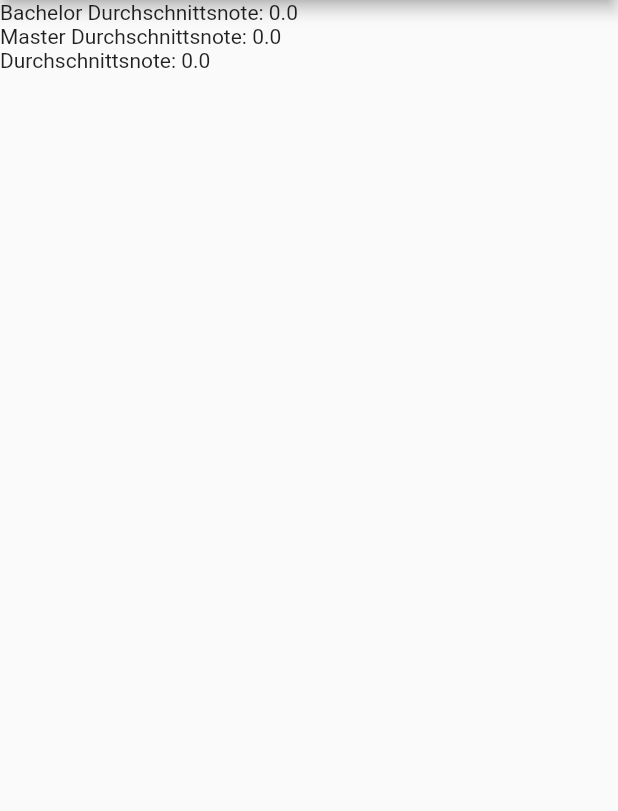
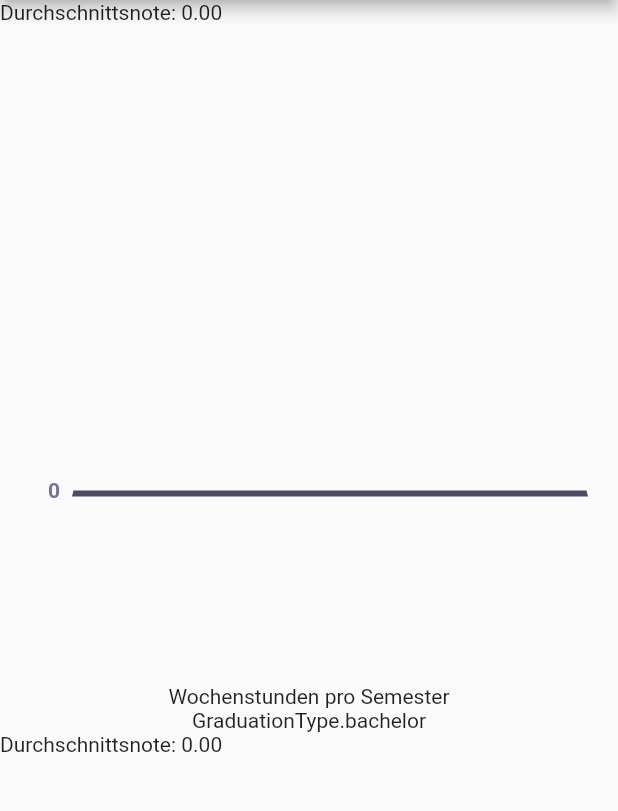
Before and after one commit to ueman/osca_app, a Flutter app: the _StatsListScaffold screen opened directly with empty values, on a phone screen of 412 x 824 dp, the part 84-895 px from its top. Run offline on Flutter 3.47's test engine with Material 2 defaults, Android fonts, the phone set to English and light mode, and no system bars; our stand-ins replace floor, flutter_bloc, flutter_markdown, flutter_sticky_header, freezed_annotation, lottie and 5 more; missing offline and left inert: flutter_simple_treeview, osca_dart; accounts and stored records are empty; generated files the repository leaves out were written again.

Commit message:
Icon und Statistiken

```diff
--- a/lib/db/statistic_db.dart
+++ b/lib/db/statistic_db.dart
@@ -1,18 +1,9 @@
 import 'package:hsos/models/key_value.dart';
+import 'package:hsos/models/semester.dart';
 import 'package:sqflite/sqflite.dart' as sqflite;
 
 /*
 Einige lustige Datenbankabfragen die man jetzt machen kann:
--- Wochenstunden pro Semester
-SELECT SemesterName as Key, SUM(HoursPerWeek) as Value
-FROM Course
-LEFT JOIN Semester ON Course.SemesterID = Semester.Id
-GROUP BY SemesterID
-
--- gibt alle Master Semester zurück
-SELECT DISTINCT SemesterID, SemesterName
-FROM Course
-WHERE CourseNumber LIKE '%m%'
 
 -- wie oft man entschuldigt war
 SELECT Status, COUNT(GradeDescription) as Count
@@ -24,34 +15,14 @@ SELECT GradeDescription, COUNT(GradeDescription) as Count
 FROM Exam
 WHERE StatusSystem IS '3'
 
--- Welche Note wurde wie oft geschrieben
-SELECT Grade as GradeDescription, COUNT(Grade) as Count
-FROM Exam
-LEFT JOIN Semester ON Exam.semesterID = Semester.id
-WHERE Grade IS NOT NULL
-AND Grade IS NOT 'be'
-AND Semester.bachelor = 1
--- kann hier allgemein oder fuer Master angepasst werden
-GROUP BY Grade
-
 -- noten und datum
 SELECT Grade as GradeDescription, dueDate
 FROM Exam
 LEFT JOIN Semester ON Exam.semesterID = Semester.id
 WHERE Grade IS NOT NULL
 AND Grade IS NOT 'be'
-AND Semester.bachelor = 1
+AND Semester.type = 'bachelor'
 ORDER BY Exam.dueDate ASC
-
--- Durchschnittsnoten nach Semester, nicht nach Prüfungsordnung gewichte
-SELECT AVG(Grade) as average, Semester.id, Semester.name
-FROM Exam
-LEFT JOIN Semester ON Exam.semesterID = Semester.id
-WHERE Grade IS NOT NULL
-AND Grade IS NOT 'be'
-AND Semester.bachelor = 1
-AND Exam.StatusSystem IS '1'
-GROUP BY Semester.id
 
 */
 class StatisticsDb {
@@ -59,42 +30,14 @@ class StatisticsDb {
 
   final sqflite.DatabaseExecutor database;
 
-  Future<double> getAverageBachelorGrade() async {
-    const query = '''
+  /// Durchschnittsnote pro Semester
+  Future<double> getAverageGrade({GraduationType type}) async {
+    final query = '''
 SELECT AVG(grade) as average
 FROM Exam
 LEFT JOIN Semester ON Exam.semesterID = Semester.id
 WHERE grade IS NOT NULL
-AND grade IS NOT 'be'
-AND Semester.bachelor = 1
-AND Exam.statusSystem IS '1'
-''';
-
-    final result = await database.rawQuery(query);
-    return result[0]['average'] as double;
-  }
-
-  Future<double> getAverageMasterGrade() async {
-    const query = '''
-SELECT AVG(grade) as average
-FROM Exam
-LEFT JOIN Semester ON Exam.semesterID = Semester.id
-WHERE grade IS NOT NULL
-AND grade IS NOT 'be'
-AND Semester.master = 1
-AND Exam.statusSystem IS '1'
-''';
-
-    final result = await database.rawQuery(query);
-    return result[0]['average'] as double;
-  }
-
-  Future<double> getAverageGrade() async {
-    const query = '''
-SELECT AVG(grade) as average
-FROM Exam
-LEFT JOIN Semester ON Exam.semesterID = Semester.id
-WHERE grade IS NOT NULL
+${_restriction(type, 'AND')}
 AND grade IS NOT 'be'
 AND Exam.statusSystem IS '1'
 ''';
@@ -103,15 +46,64 @@ AND Exam.statusSystem IS '1'
     return result[0]['average'] as double;
   }
 
-  Future<List<KeyValue>> getHoursPerWeek() async {
-    const query = '''
-SELECT SemesterName as Key, SUM(HoursPerWeek) as Value
+  /// Wieviele Wochenstunden pro Semester gemacht wurden
+  Future<List<KeyValue>> getHoursPerWeek({GraduationType type}) async {
+    final query = '''
+SELECT SemesterName as key, SUM(HoursPerWeek) as value
 FROM Course
 LEFT JOIN Semester ON Course.SemesterID = Semester.Id
+${_restriction(type, 'WHERE')}
 GROUP BY SemesterID
 ''';
 
     final result = await database.rawQuery(query);
     return result.map((e) => KeyValue.fromMap(e)).toList(growable: false);
   }
+
+  /// Welche Noten wie oft geschrieben wurden
+  Future<List<KeyValue>> gradeCount({GraduationType type}) async {
+    final query = '''
+SELECT Grade as key, COUNT(Grade) as value
+FROM Exam
+LEFT JOIN Semester ON Exam.semesterID = Semester.id
+WHERE Grade IS NOT NULL
+AND Grade IS NOT 'be'
+AND GradeDescription IS NOT ''
+${_restriction(type, 'AND')}
+GROUP BY Grade
+''';
+
+    final result = await database.rawQuery(query);
+    return result.map((e) => KeyValue.fromMap(e)).toList(growable: false);
+  }
+
+  /// Durchschnittsnote pro Semester
+  Future<List<KeyValue>> averageGradePerSemester({GraduationType type}) async {
+    final query = '''
+SELECT Semester.name as key, AVG(Grade) as value
+FROM Exam
+LEFT JOIN Semester ON Exam.semesterID = Semester.id
+WHERE Grade IS NOT NULL
+AND Grade IS NOT 'be'
+${_restriction(type, 'AND')}
+AND Exam.StatusSystem IS '1'
+GROUP BY Semester.id
+''';
+
+    final result = await database.rawQuery(query);
+    return result.map((e) => KeyValue.fromMap(e)).toList(growable: false);
+  }
+
+  String _restriction(GraduationType type, String prefix) {
+    if (type == null) {
+      return '';
+    }
+    switch (type) {
+      case GraduationType.bachelor:
+        return "$prefix Semester.type IS 'bachelor'";
+      case GraduationType.master:
+        return "$prefix Semester.type IS 'master'";
+    }
+    return '';
+  }
 }
--- a/lib/exams/stats/statistics.dart
+++ b/lib/exams/stats/statistics.dart
@@ -1,15 +1,26 @@
 import 'package:hsos/models/key_value.dart';
+import 'package:hsos/models/semester.dart';
 
 class Statistics {
   Statistics({
-    this.averageBachelorGrade,
-    this.averageMasterGrade,
+    this.bachelor,
+    this.master,
+    this.any,
+  });
+
+  final PerGraduation bachelor;
+  final PerGraduation master;
+  final PerGraduation any;
+}
+
+class PerGraduation {
+  PerGraduation({
+    this.type,
     this.averageGrade,
     this.hoursPerWeekPerSemester,
   });
 
-  final double averageBachelorGrade;
-  final double averageMasterGrade;
+  final GraduationType type;
   final double averageGrade;
 
   /// Eine List von [KeyValue] bei dem der [KeyValue.key] das Semester ist
--- a/lib/exams/stats/stats_page.dart
+++ b/lib/exams/stats/stats_page.dart
@@ -3,6 +3,7 @@ import 'package:flutter_bloc/flutter_bloc.dart';
 import 'package:hsos/db/database.dart';
 import 'package:hsos/exams/stats/statistics.dart';
 import 'package:hsos/exams/stats/stats_bloc.dart';
+import 'package:hsos/exams/stats/widgets/stats.dart';
 import 'package:osca_dart/app/osca_app_api.dart';
 import 'package:provider/provider.dart';
 
@@ -48,12 +49,9 @@ class _StatsListScaffold extends StatelessWidget {
       appBar: AppBar(title: const Text('Statistiken')),
       body: ListView(
         children: [
-          if (stats.averageBachelorGrade != null)
-            Text('Bachelor Durchschnittsnote: ${stats.averageBachelorGrade}'),
-          if (stats.averageMasterGrade != null)
-            Text('Master Durchschnittsnote: ${stats.averageMasterGrade}'),
-          if (stats.averageBachelorGrade != null)
-            Text('Durchschnittsnote: ${stats.averageGrade}'),
+          if (stats.master != null) Stats(stats: stats.master),
+          if (stats.bachelor != null) Stats(stats: stats.bachelor),
+          if (stats.any != null) Stats(stats: stats.any),
         ],
       ),
     );
--- /dev/null
+++ b/lib/exams/stats/widgets/stats.dart
@@ -0,0 +1,26 @@
+import 'package:flutter/material.dart';
+import 'package:hsos/exams/stats/statistics.dart';
+import 'package:hsos/exams/stats/widgets/week_hours_graph.dart';
+
+class Stats extends StatelessWidget {
+  const Stats({Key key, @required this.stats}) : super(key: key);
+
+  final PerGraduation stats;
+
+  @override
+  Widget build(BuildContext context) {
+    return Column(
+      crossAxisAlignment: CrossAxisAlignment.stretch,
+      mainAxisSize: MainAxisSize.min,
+      children: [
+        if (stats.averageGrade != null)
+          Text('Durchschnittsnote: ${stats.averageGrade.toStringAsFixed(2)}'),
+        if (stats.hoursPerWeekPerSemester != null)
+          WeekHourGraph(
+            items: stats.hoursPerWeekPerSemester,
+            type: stats.type,
+          ),
+      ],
+    );
+  }
+}
--- /dev/null
+++ b/lib/exams/stats/widgets/week_hours_graph.dart
@@ -0,0 +1,131 @@
+import 'package:fl_chart/fl_chart.dart';
+import 'package:flutter/material.dart';
+import 'package:hsos/models/key_value.dart';
+import 'package:hsos/models/semester.dart';
+
+class WeekHourGraph extends StatelessWidget {
+  const WeekHourGraph({
+    Key key,
+    @required this.items,
+    this.type,
+  }) : super(key: key);
+
+  final List<KeyValue> items;
+  final GraduationType type;
+
+  @override
+  Widget build(BuildContext context) {
+    return Column(
+      crossAxisAlignment: CrossAxisAlignment.stretch,
+      children: [
+        Padding(
+          padding: const EdgeInsets.all(20),
+          child: SizedBox(
+            height: 400,
+            child: LineChart(
+              _createLineChartData(items),
+            ),
+          ),
+        ),
+        const Text('Wochenstunden pro Semester', textAlign: TextAlign.center),
+        Text(type.toString(), textAlign: TextAlign.center),
+      ],
+    );
+  }
+}
+
+LineChartData _createLineChartData(List<KeyValue> items) {
+  return LineChartData(
+    lineTouchData: LineTouchData(
+      touchTooltipData: LineTouchTooltipData(
+        tooltipBgColor: Colors.blueGrey.withOpacity(0.8),
+      ),
+      touchCallback: (LineTouchResponse touchResponse) {},
+      handleBuiltInTouches: true,
+    ),
+    gridData: FlGridData(
+      show: false,
+    ),
+    titlesData: FlTitlesData(
+      bottomTitles: SideTitles(
+        showTitles: true,
+        reservedSize: 25,
+        margin: 80,
+        rotateAngle: -90,
+        textStyle: const TextStyle(
+          color: Color(0xff72719b),
+          fontWeight: FontWeight.bold,
+          fontSize: 14,
+        ),
+        getTitles: (value) {
+          if (value.toInt() < items.length) {
+            return items[value.toInt()].key;
+          }
+          return '';
+        },
+      ),
+      leftTitles: SideTitles(
+        showTitles: true,
+        textStyle: const TextStyle(
+          color: Color(0xff75729e),
+          fontWeight: FontWeight.bold,
+          fontSize: 14,
+        ),
+        getTitles: (value) {
+          return value.toInt().toString();
+        },
+        margin: 8,
+        reservedSize: 20,
+        interval: 5,
+      ),
+    ),
+    borderData: FlBorderData(
+      show: true,
+      border: const Border(
+        bottom: BorderSide(
+          color: Color(0xff4e4965),
+          width: 4,
+        ),
+        left: BorderSide(
+          color: Colors.transparent,
+        ),
+        right: BorderSide(
+          color: Colors.transparent,
+        ),
+        top: BorderSide(
+          color: Colors.transparent,
+        ),
+      ),
+    ),
+    minX: 0,
+    //maxX: items.length.toDouble(),
+    //maxY: items.map((e) => e.value).map(double.parse).reduce(max) + 2,
+    minY: 0,
+    lineBarsData: _createBarData(items),
+  );
+}
+
+List<LineChartBarData> _createBarData(List<KeyValue> items) {
+  final spots = <FlSpot>[];
+  for (int i = 0; i < items.length; i++) {
+    spots.add(FlSpot(i.toDouble(), double.parse(items[i].value)));
+  }
+  final LineChartBarData lineChartBarData1 = LineChartBarData(
+    spots: spots,
+    isCurved: true,
+    colors: [
+      const Color(0xff4af699),
+    ],
+    barWidth: 4,
+    isStrokeCapRound: true,
+    dotData: FlDotData(
+      show: false,
+    ),
+    belowBarData: BarAreaData(
+      show: false,
+    ),
+  );
+  return [
+    lineChartBarData1,
+  ];
+}
--- a/lib/main.dart
+++ b/lib/main.dart
@@ -34,7 +34,7 @@ class MyApp extends StatelessWidget {
           return AuthBloc(context.read<OscaAppApi>());
         },
         child: MaterialApp(
-          title: 'Osca',
+          title: 'MyHSOS',
           theme: lightTheme,
           darkTheme: darkTheme,
           home: const LoginPage(),
--- a/lib/models/semester.dart
+++ b/lib/models/semester.dart
@@ -2,32 +2,41 @@ import 'package:floor/floor.dart';
 
 @DatabaseView('''
 SELECT
-  semesterName as name,
+  DISTINCT semesterName AS name,
   semesterID AS id,
-  SUM(master) as master,
-  SUM(bachelor) as bachelor
-FROM (
-  SELECT
-    DISTINCT semesterName,
-    semesterID,
-    courseNumber LIKE '%M%' AS master,
-    courseNumber LIKE '%B%' AS bachelor
-  FROM Course
-  WHERE courseNumber LIKE '%M%'
-  OR courseNumber LIKE '%B%'
-)
-GROUP BY semesterName
+CASE
+    WHEN courseNumber LIKE '%M%' THEN 'master'
+    WHEN courseNumber LIKE '%B%' THEN 'bachelor'
+END AS type
+FROM Course
+WHERE courseNumber LIKE '%M%'
+OR courseNumber LIKE '%B%'
 ORDER BY semesterID ASC''', viewName: 'Semester')
 class Semester {
   Semester(
     this.name,
     this.id,
-    this.master,
-    this.bachelor,
+    this.type,
   );
 
   final String name;
   final String id;
-  final bool master;
-  final bool bachelor;
+  final String type;
 }
+
+extension SemesterX on Semester {
+  GraduationType get graduation {
+    switch (type) {
+      case 'bachelor':
+        return GraduationType.bachelor;
+      case 'master':
+        return GraduationType.master;
+    }
+    return GraduationType.bachelor;
+  }
+}
+
+enum GraduationType {
+  bachelor,
+  master,
+}
--- a/lib/overview/overview_scaffold.dart
+++ b/lib/overview/overview_scaffold.dart
@@ -12,7 +12,7 @@ class OverviewScaffold extends StatelessWidget {
   Widget build(BuildContext context) {
     return Scaffold(
       appBar: AppBar(
-        title: const Text('MyOsca'),
+        title: const Text('MyHSOS'),
         actions: <Widget>[
           IconButton(
             icon: const Icon(Icons.settings),
--- a/pubspec.yaml
+++ b/pubspec.yaml
@@ -29,6 +29,7 @@ dependencies:
   webview_cookie_manager: ^1.0.3
   html_unescape: ^1.0.1+3
   html: ^0.14.0+3
+  fl_chart: 0.11.0
   osca_dart:
     git:
       url: https://github.com/ueman/dart_hsos_client.git
```
Also changed, not shown: lib/exams/stats/stats_bloc.dart (+19 -9 lines), pubspec.lock, 6 other files.
